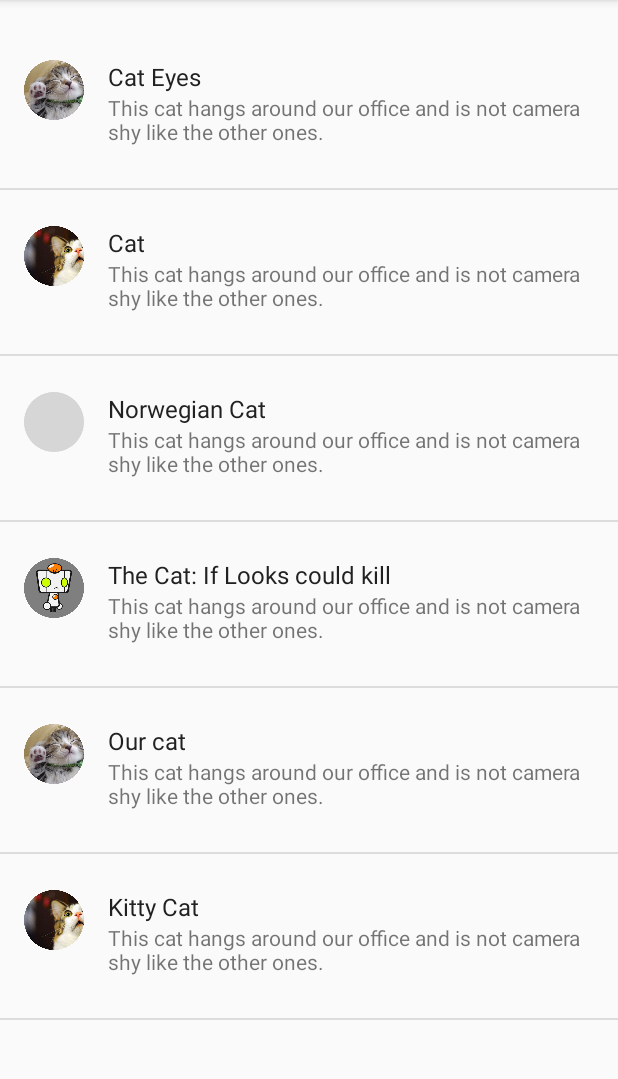
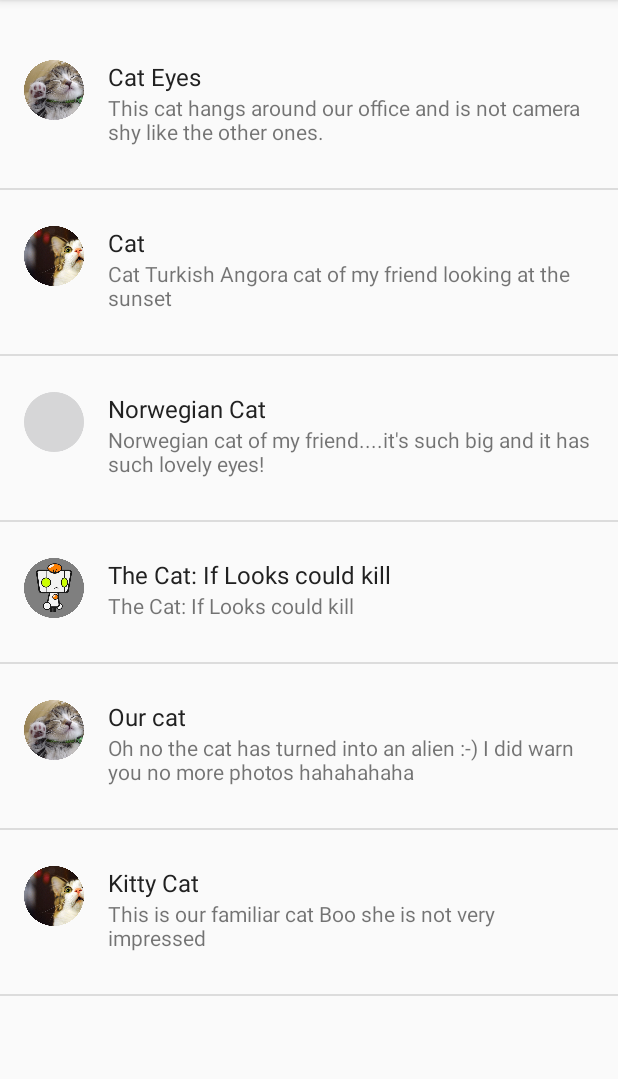
Before and after one commit to Gaedr/firstapp, an Android app: the screen it shows after launch (MainActivity), on a phone screen of 412 x 824 dp, the part 84-1163 px from its top. Run offline under Robolectric (Android 15) with nearby library versions, the phone set to English and light mode, and no system bars.

Commit message:
last commit

```diff
--- a/app/src/main/java/com/example/kiheitai/firstapp/MainActivity.java
+++ b/app/src/main/java/com/example/kiheitai/firstapp/MainActivity.java
@@ -18,11 +18,11 @@ public class MainActivity extends ListActivity {
         ArrayList<Cat> catList = new ArrayList<>();
 
         catList.add(new Cat(BitmapFactory.decodeResource(this.getResources(), R.drawable.c1), "Cat Eyes", "This cat hangs around our office and is not camera shy like the other ones."));
-        catList.add(new Cat(BitmapFactory.decodeResource(this.getResources(), R.drawable.c2), "Cat", "This cat hangs around our office and is not camera shy like the other ones."));
-        catList.add(new Cat(BitmapFactory.decodeResource(this.getResources(), R.drawable.c3), "Norwegian Cat", "This cat hangs around our office and is not camera shy like the other ones."));
-        catList.add(new Cat(BitmapFactory.decodeResource(this.getResources(), R.drawable.c4), "The Cat: If Looks could kill", "This cat hangs around our office and is not camera shy like the other ones."));
-        catList.add(new Cat(BitmapFactory.decodeResource(this.getResources(), R.drawable.c1), "Our cat", "This cat hangs around our office and is not camera shy like the other ones."));
-        catList.add(new Cat(BitmapFactory.decodeResource(this.getResources(), R.drawable.c2), "Kitty Cat", "This cat hangs around our office and is not camera shy like the other ones."));
+        catList.add(new Cat(BitmapFactory.decodeResource(this.getResources(), R.drawable.c2), "Cat", "Cat Turkish Angora cat of my friend looking at the sunset"));
+        catList.add(new Cat(BitmapFactory.decodeResource(this.getResources(), R.drawable.c3), "Norwegian Cat", "Norwegian cat of my friend....it's such big and it has such lovely eyes!"));
+        catList.add(new Cat(BitmapFactory.decodeResource(this.getResources(), R.drawable.c4), "The Cat: If Looks could kill", "The Cat: If Looks could kill"));
+        catList.add(new Cat(BitmapFactory.decodeResource(this.getResources(), R.drawable.c1), "Our cat", "Oh no the cat has turned into an alien :-) I did warn you no more photos hahahahaha"));
+        catList.add(new Cat(BitmapFactory.decodeResource(this.getResources(), R.drawable.c2), "Kitty Cat", "This is our familiar cat Boo she is not very impressed"));
 
         adapter = new Adaptador(this,catList);
         setListAdapter(adapter);
```
